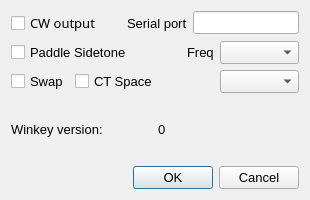
Before: the Qt Designer form so2sdr/winkeydialog.ui in n4ogw/so2sdr, drawn with Qt 5.
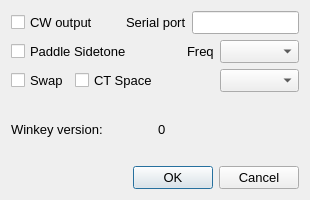
After: the same form once the commit is applied.

```diff
--- a/so2sdr/winkeydialog.ui
+++ b/so2sdr/winkeydialog.ui
@@ -38,7 +38,6 @@
       <widget class="QCheckBox" name="CWCheckBox">
        <property name="font">
         <font>
-         <family>Sans Serif</family>
          <pointsize>10</pointsize>
         </font>
        </property>
@@ -65,6 +64,12 @@
      </item>
      <item>
       <widget class="QLabel" name="label">
+       <property name="sizePolicy">
+        <sizepolicy hsizetype="Minimum" vsizetype="Fixed">
+         <horstretch>0</horstretch>
+         <verstretch>0</verstretch>
+        </sizepolicy>
+       </property>
        <property name="font">
         <font>
          <pointsize>10</pointsize>
```
